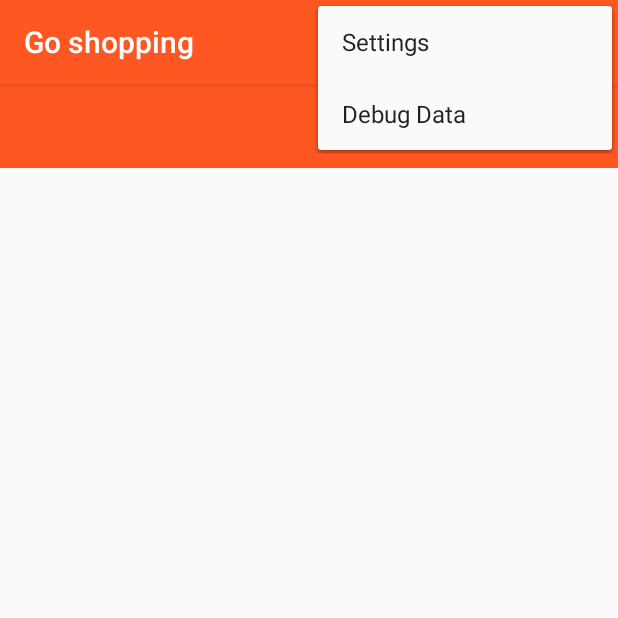
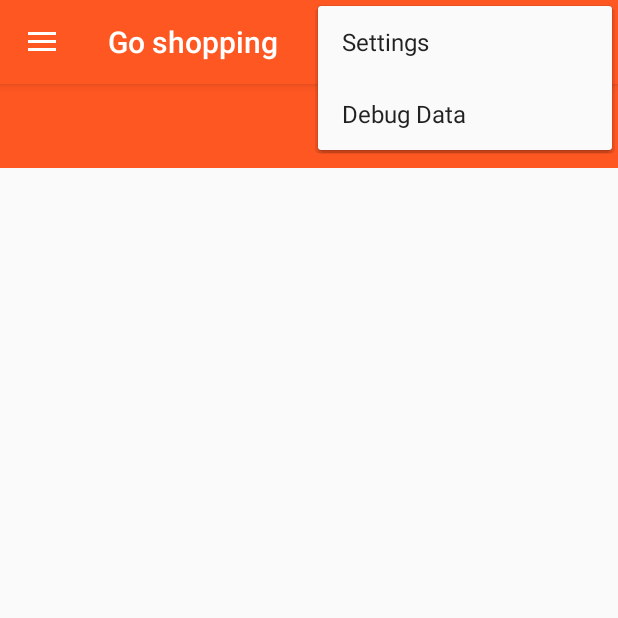
Before and after one commit to irwan-github/ShoppingListCharlie, an Android app: the screen it shows after launch (ShoppingActivity), with the options menu open, on a phone screen of 412 x 824 dp, the top half of it. Run offline under Robolectric (Android 15) with nearby library versions, the phone set to English and light mode, and no system bars; 1 statement that could not run was skipped.

Commit message:
Add navigation drawer.

```diff
--- /dev/null
+++ b/app/src/main/java/com/mirzairwan/shopping/NavDrawerArrayAdapter.java
@@ -0,0 +1,41 @@
+package com.mirzairwan.shopping;
+
+import android.content.Context;
+import android.support.annotation.NonNull;
+import android.view.LayoutInflater;
+import android.view.View;
+import android.view.ViewGroup;
+import android.widget.ArrayAdapter;
+import android.widget.ImageView;
+import android.widget.TextView;
+
+/**
+ * Created by Mirza Irwan on 6/1/17.
+ */
+
+public class NavDrawerArrayAdapter extends ArrayAdapter<NavItem>
+{
+    public NavDrawerArrayAdapter(Context context, int resource, NavItem[] objects)
+    {
+        super(context, resource, objects);
+    }
+
+    @NonNull
+    @Override
+    public View getView(int position, View convertView, ViewGroup parent)
+    {
+
+        if(convertView == null) {
+            convertView = LayoutInflater.from(getContext()).inflate(R.layout.nav_drawer_row, parent, false);
+        }
+
+        ImageView iv = (ImageView)convertView.findViewById(R.id.iv_nav);
+        TextView tvSetting = (TextView)convertView.findViewById(R.id.tv_nav);
+
+        NavItem navItem = getItem(position);
+
+        iv.setImageResource(navItem.drawable);
+        tvSetting.setText(navItem.text);
+        return convertView;
+    }
+}
--- /dev/null
+++ b/app/src/main/java/com/mirzairwan/shopping/NavItem.java
@@ -0,0 +1,16 @@
+package com.mirzairwan.shopping;
+
+/**
+ * Created by Mirza Irwan on 6/1/17.
+ */
+public class NavItem
+{
+    public int text;
+    public int drawable;
+
+    public NavItem(int text, int drawable)
+    {
+        this.text = text;
+        this.drawable = drawable;
+    }
+}
--- a/app/src/main/java/com/mirzairwan/shopping/ShoppingActivity.java
+++ b/app/src/main/java/com/mirzairwan/shopping/ShoppingActivity.java
@@ -2,13 +2,20 @@ package com.mirzairwan.shopping;
 
 import android.content.ContentUris;
 import android.content.Intent;
+import android.content.res.Configuration;
 import android.net.Uri;
 import android.os.Bundle;
 import android.preference.PreferenceManager;
 import android.support.v4.view.ViewPager;
+import android.support.v4.widget.DrawerLayout;
+import android.support.v7.app.ActionBar;
+import android.support.v7.app.ActionBarDrawerToggle;
 import android.support.v7.app.AppCompatActivity;
 import android.view.Menu;
 import android.view.MenuItem;
+import android.view.View;
+import android.widget.AdapterView;
+import android.widget.ListView;
 
 import com.mirzairwan.shopping.data.AndroidDatabaseManager;
 import com.mirzairwan.shopping.data.Contract;
@@ -18,11 +25,14 @@ import static com.mirzairwan.shopping.ItemEditingActivity.ITEM_IS_IN_SHOPPING_LI
 import static com.mirzairwan.shopping.R.id.menu_database_shopping_list;
 
 public class ShoppingActivity extends AppCompatActivity implements
-                        ShoppingListFragment.OnFragmentInteractionListener,
-                        CatalogFragment.OnFragmentInteractionListener
+        ShoppingListFragment.OnFragmentInteractionListener,
+        CatalogFragment.OnFragmentInteractionListener
 {
     public static final String HOME_COUNTRY_CODE = "HOME_COUNTRY_CODE";
     public static final String PERSONAL = "PERSONAL";
+    private DrawerLayout mDrawerLayout;
+    private ListView mDrawerList;
+    private ActionBarDrawerToggle mDrawerToggle;
 
     @Override
     protected void onCreate(Bundle savedInstanceState)
@@ -33,9 +43,54 @@ public class ShoppingActivity extends AppCompatActivity implements
         PreferenceManager.setDefaultValues(this, R.xml.preferences, false);
 
         PagerAdapter pagerAdapter = new PagerAdapter(getFragmentManager(), this);
-        ViewPager viewPager = (ViewPager)findViewById(R.id.pager_shopping);
+        ViewPager viewPager = (ViewPager) findViewById(R.id.pager_shopping);
         viewPager.setAdapter(pagerAdapter);
+
+        setUpNavDrawer();
     }
+
+    private void setUpNavDrawer()
+    {
+        mDrawerLayout = (DrawerLayout) findViewById(R.id.drawer_layout);
+        mDrawerList = (ListView) findViewById(R.id.left_drawer);
+
+        // Set the adapter for the list view
+        NavDrawerArrayAdapter navDrawerAdapter = new NavDrawerArrayAdapter
+                (this, R.layout.nav_drawer_row, new NavItem[]
+                        {new NavItem(R.string.settings_screen, R.drawable.ic_settings)}
+                );
+
+        mDrawerList.setAdapter(navDrawerAdapter);
+
+        // Set the list's click listener
+        mDrawerList.setOnItemClickListener(new DrawerItemClickListener());
+
+        mDrawerToggle = new ActionBarDrawerToggle(this,
+                mDrawerLayout, R.string.drawer_open,
+                R.string.drawer_close);
+
+        mDrawerLayout.addDrawerListener(mDrawerToggle);
+        getSupportActionBar().setDisplayOptions(ActionBar.DISPLAY_HOME_AS_UP
+                | ActionBar.DISPLAY_SHOW_TITLE);
+
+    }
+
+    @Override
+    protected void onPostCreate(Bundle savedInstanceState)
+    {
+        super.onPostCreate(savedInstanceState);
+        // Sync the toggle state after onRestoreInstanceState has occurred.
+        mDrawerToggle.syncState();
+    }
+
+
+    @Override
+    public void onConfigurationChanged(Configuration newConfig)
+    {
+        super.onConfigurationChanged(newConfig);
+        mDrawerToggle.onConfigurationChanged(newConfig);
+    }
+
 
     @Override
     public boolean onCreateOptionsMenu(Menu menu)
@@ -48,8 +103,8 @@ public class ShoppingActivity extends AppCompatActivity implements
     public boolean onOptionsItemSelected(MenuItem menuItem)
     {
         int menuItemId = menuItem.getItemId();
-        switch(menuItemId)
-        {
+
+        switch (menuItemId) {
             case menu_database_shopping_list:
                 Intent intentDb = new Intent(this, AndroidDatabaseManager.class);
                 startActivity(intentDb);
@@ -59,7 +114,12 @@ public class ShoppingActivity extends AppCompatActivity implements
                 startActivity(intentSettings);
                 return true;
             default:
-                return super.onOptionsItemSelected(menuItem);
+                // Pass the event to ActionBarDrawerToggle, if it returns
+                // true, then it has handled the app icon touch event
+                if (mDrawerToggle.onOptionsItemSelected(menuItem)) {
+                    return true;
+                } else
+                    return super.onOptionsItemSelected(menuItem);
         }
     }
 
@@ -100,5 +160,16 @@ public class ShoppingActivity extends AppCompatActivity implements
         startActivity(intentToViewItem);
     }
 
+    private class DrawerItemClickListener implements ListView.OnItemClickListener
+    {
+        @Override
+        public void onItemClick(AdapterView<?> parent, View view, int position, long id)
+        {
+            mDrawerLayout.closeDrawer(mDrawerList);
+            Intent intentSettings = new Intent(ShoppingActivity.this, SettingsActivity.class);
+            startActivity(intentSettings);
+        }
+    }
+
 
 }
--- a/app/src/main/res/layout/activity_shopping.xml
+++ b/app/src/main/res/layout/activity_shopping.xml
@@ -1,9 +1,14 @@
-<?xml version="1.0" encoding="utf-8"?>
 <!--
 This is the parent screen that pages the 2 child views:
 1. To-buy list view (managed by BuyListFragment
 2. Catalogue/History View (managed by HistoryFragment)
 -->
+<android.support.v4.widget.DrawerLayout
+    xmlns:android="http://schemas.android.com/apk/res/android"
+    android:id="@+id/drawer_layout"
+    android:layout_width="match_parent"
+    android:layout_height="match_parent"
+    >
 
     <RelativeLayout
         xmlns:android="http://schemas.android.com/apk/res/android"
@@ -32,3 +37,17 @@ This is the parent screen that pages the 2 child views:
         </android.support.v4.view.ViewPager>
 
     </RelativeLayout>
+
+    <ListView
+        android:id="@+id/left_drawer"
+        android:layout_width="240dp"
+        android:layout_height="match_parent"
+        android:layout_gravity="start"
+        android:background="@color/colorAccent"
+        android:choiceMode="singleChoice"
+        android:divider="@android:color/transparent"
+        android:dividerHeight="0dp"
+        android:paddingTop="100dp"
+        />
+
+</android.support.v4.widget.DrawerLayout>
--- a/app/src/main/res/values/arrays.xml
+++ b/app/src/main/res/values/arrays.xml
@@ -9,4 +9,8 @@
         <item>Brand</item>
     </string-array>
 
+    <string-array name="nav_drawer_items">
+        <item>Settings</item>
+    </string-array>
+
 </resources>
--- a/app/src/main/res/values/strings.xml
+++ b/app/src/main/res/values/strings.xml
@@ -56,8 +56,11 @@
     <string name="added_to_shopping_list_error">Add to shopping list : Error</string>
     <string name="remove_item_from_shopping_list_error">Remove item from shopping list : Error</string>
     <string name="settings_screen">Settings</string>
-    <string name="settings_catalogue">Catalogue</string>
+    <string name="settings_catalogue">Shopping list</string>
     <string name="user_sort_pref">user_sort_pref</string>
     <string name="menu_remove_item_from_shopping_list">Remove item from shopping list</string>
     <string name="summary_qty_purchase">Qty :</string>
+    <string name="drawer_open">Opennn</string>
+    <string name="drawer_close">Clozeee</string>
+    <string name="sort_desc">Sort shopping list by</string>
 </resources>
--- a/app/src/main/res/xml/preferences.xml
+++ b/app/src/main/res/xml/preferences.xml
@@ -20,6 +20,6 @@
             android:entries="@array/setting_sort_by_name"
             android:entryValues="@array/setting_sort_by_values"
             android:defaultValue="Name"
-            android:title="Sort item by"/>
+            android:title="@string/sort_desc"/>
     </PreferenceCategory>
 </PreferenceScreen>
```
Also changed, not shown: app/src/main/res/layout-w700dp/activity_shoppingbk.xml (added, +34 -0 lines), app/src/main/res/layout/nav_drawer_row.xml (added, +24 -0 lines), app/src/main/res/drawable-hdpi/ic_settings.png (added), app/src/main/res/drawable-mdpi/ic_settings.png (added), app/src/main/res/drawable-xhdpi/ic_settings.png (added), app/src/main/res/drawable-xxhdpi/ic_settings.png (added), app/src/main/res/drawable-xxxhdpi/ic_settings.png (added). Lines whose indentation alone changed are shown as unchanged.
